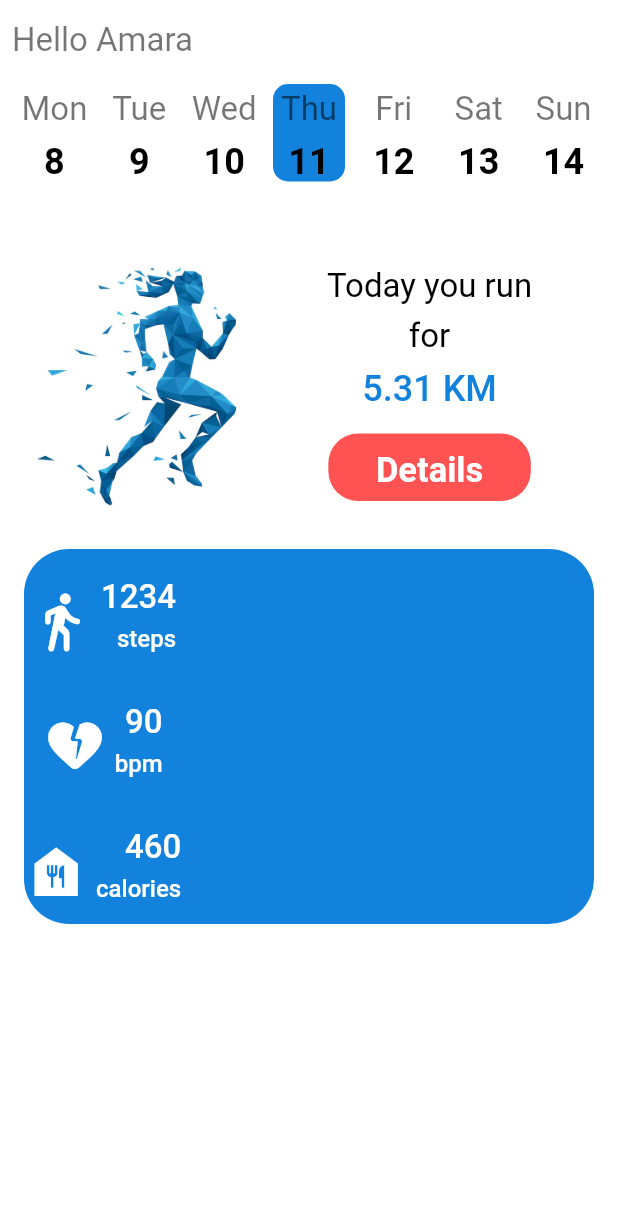
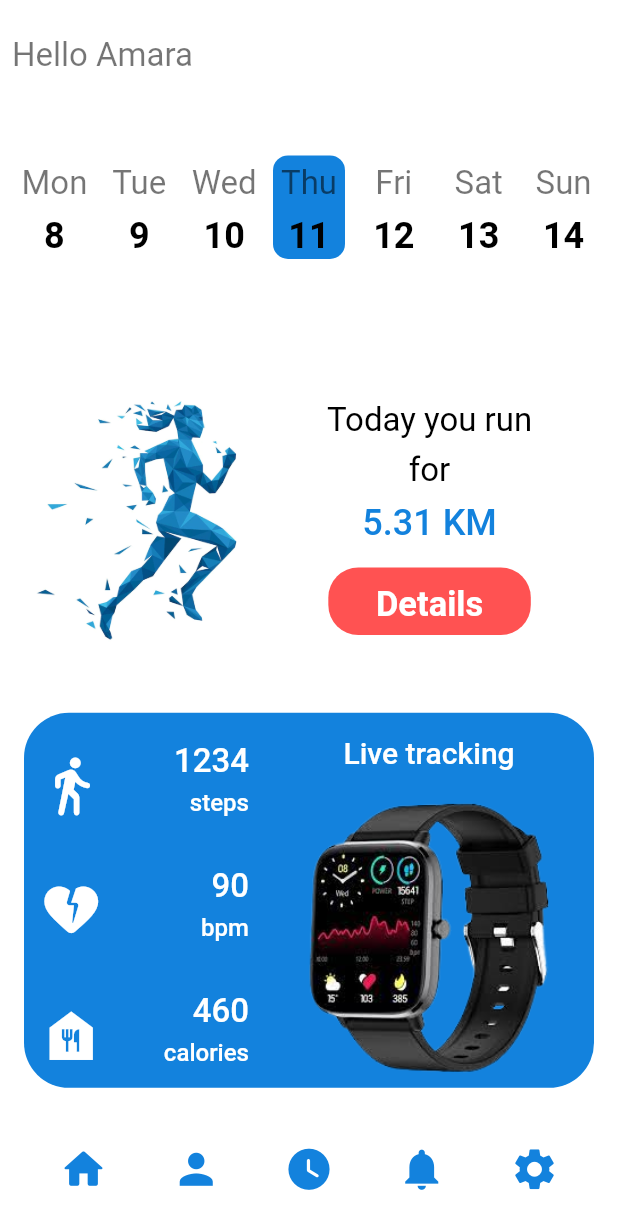
Before and after one commit to sadiksha1000/WorkoutTracker, a Flutter app: the HomeScreen screen opened directly, on a phone screen of 412 x 824 dp. Shown: the top 1229 px of the screen. Run offline on Flutter 3.47's test engine with Material 2 defaults, Android fonts, the phone set to English and light mode, and no system bars.

Commit message:
Home Screen designed

```diff
--- /dev/null
+++ b/lib/constants/navigation.dart
@@ -0,0 +1,3 @@
+const String loginRoute = '/login_screen';
+const String homeRoute = '/home_screen';
+const String overviewRoute = '/overview_screen';
--- a/lib/main.dart
+++ b/lib/main.dart
@@ -1,7 +1,9 @@
 import 'package:flutter/material.dart';
+import 'package:workout_tracker/constants/navigation.dart';
 import 'package:workout_tracker/constants/theme.dart';
 import 'package:workout_tracker/screens/home_screen.dart';
 import 'package:workout_tracker/screens/login_screen.dart';
+import 'package:workout_tracker/screens/overview_screen.dart';
 
 void main() {
   runApp(const MyApp());
@@ -14,9 +16,13 @@ class MyApp extends StatelessWidget {
   @override
   Widget build(BuildContext context) {
     return MaterialApp(
-      title: 'Flutter Demo',
-      theme: lightTheme(context),
-      home: const HomeScreen(),
-    );
+        title: 'Flutter Demo',
+        theme: lightTheme(context),
+        home: const LoginScreen(),
+        routes: {
+          loginRoute: (context) => const LoginScreen(),
+          homeRoute: (context) => const HomeScreen(),
+          overviewRoute: (context) => const OverviewScreen(),
+        });
   }
 }
--- a/lib/screens/home_screen.dart
+++ b/lib/screens/home_screen.dart
@@ -1,6 +1,7 @@
 import 'package:flutter/material.dart';
 import 'package:flutter/src/foundation/key.dart';
 import 'package:flutter/src/widgets/framework.dart';
+import 'package:workout_tracker/constants/navigation.dart';
 import 'package:workout_tracker/widgets/calendar.dart';
 import 'package:workout_tracker/widgets/rounded_button.dart';
 
@@ -16,6 +17,7 @@ class HomeScreen extends StatelessWidget {
         padding: const EdgeInsets.all(8.0),
         child: Column(
           crossAxisAlignment: CrossAxisAlignment.start,
+          mainAxisAlignment: MainAxisAlignment.spaceAround,
           children: [
             Text("Hello Amara",
                 style: Theme.of(context).textTheme.displayMedium!),
@@ -50,6 +52,7 @@ class HomeScreen extends StatelessWidget {
                       title: 'Details',
                       butColor: Colors.redAccent,
                       textColor: Colors.white,
+                      onTapFunc: () {},
                     )
                   ],
                 )
@@ -64,6 +67,7 @@ class HomeScreen extends StatelessWidget {
                     color: Color.fromARGB(255, 19, 130, 221),
                     borderRadius: BorderRadius.circular(30)),
                 child: Row(
+                  mainAxisAlignment: MainAxisAlignment.spaceAround,
                   children: [
                     Column(
                       mainAxisAlignment: MainAxisAlignment.spaceAround,
@@ -84,14 +88,89 @@ class HomeScreen extends StatelessWidget {
                           subValue: 'calories',
                         )
                       ],
-                    )
+                    ),
+                    Column(
+                        mainAxisAlignment: MainAxisAlignment.spaceAround,
+                        children: [
+                          Text('Live tracking',
+                              style: Theme.of(context)
+                                  .textTheme
+                                  .displaySmall!
+                                  .copyWith(
+                                    fontWeight: FontWeight.w500,
+                                    color: Colors.white,
+                                  )),
+                          Image.asset(
+                            'assets/watch.png',
+                            height: 180,
+                            width: 200,
+                          ),
+                        ])
                   ],
                 ),
+              ),
+            ),
+            Padding(
+              padding: const EdgeInsets.all(10),
+              child: Row(
+                mainAxisAlignment: MainAxisAlignment.spaceAround,
+                children: [
+                  NavBar(
+                    navIcon: Icons.home_rounded,
+                    tapFunc: () {},
+                  ),
+                  NavBar(
+                    navIcon: Icons.person,
+                    tapFunc: () {},
+                  ),
+                  NavBar(
+                    navIcon: Icons.watch_later_rounded,
+                    tapFunc: () {
+                      print("Can tap");
+                      Navigator.of(context).pushNamed(overviewRoute);
+                      print("tap tap");
+                    },
+                  ),
+                  NavBar(
+                    navIcon: Icons.notifications,
+                    tapFunc: () {},
+                  ),
+                  NavBar(
+                    navIcon: Icons.settings,
+                    tapFunc: () {},
+                  ),
+                ],
               ),
             )
           ],
         ),
       )),
+    );
+  }
+}
+
+class NavBar extends StatelessWidget {
+  final IconData navIcon;
+  final VoidCallback tapFunc;
+  const NavBar({
+    Key? key,
+    required this.navIcon,
+    required this.tapFunc,
+  }) : super(key: key);
+
+  @override
+  Widget build(BuildContext context) {
+    return InkWell(
+      onTap: () {
+        tapFunc;
+      },
+      child: Container(
+        child: Icon(
+          navIcon,
+          color: Color.fromARGB(255, 19, 130, 221),
+          size: 33,
+        ),
+      ),
     );
   }
 }
@@ -109,7 +188,9 @@ class StatsWidget extends StatelessWidget {
 
   @override
   Widget build(BuildContext context) {
-    return Row(
+    return Container(
+      width: 140,
+      child: Row(
         crossAxisAlignment: CrossAxisAlignment.end,
         mainAxisAlignment: MainAxisAlignment.spaceBetween,
         children: [
@@ -118,7 +199,6 @@ class StatsWidget extends StatelessWidget {
             size: 43,
             color: Colors.white,
           ),
-        SizedBox(width: 5),
           Column(
             crossAxisAlignment: CrossAxisAlignment.end,
             mainAxisAlignment: MainAxisAlignment.spaceBetween,
@@ -141,6 +221,7 @@ class StatsWidget extends StatelessWidget {
             ],
           ),
         ],
+      ),
     );
   }
 }
--- a/lib/screens/login_screen.dart
+++ b/lib/screens/login_screen.dart
@@ -1,6 +1,7 @@
 import 'package:flutter/material.dart';
 import 'package:flutter/src/foundation/key.dart';
 import 'package:flutter/src/widgets/framework.dart';
+import 'package:workout_tracker/constants/navigation.dart';
 import 'package:workout_tracker/widgets/rounded_button.dart';
 
 class LoginScreen extends StatelessWidget {
@@ -38,12 +39,16 @@ class LoginScreen extends StatelessWidget {
               title: 'Sign Up',
               butColor: Colors.white,
               textColor: Color.fromARGB(255, 19, 130, 221),
+              onTapFunc: () {},
             ),
             SizedBox(height: 15),
             RoundedButton(
               title: 'Login',
               butColor: Colors.white,
               textColor: Color.fromARGB(255, 19, 130, 221),
+              onTapFunc: () {
+                Navigator.of(context).pushNamed(homeRoute);
+              },
             ),
             SizedBox(height: 15),
             Text(
--- /dev/null
+++ b/lib/screens/overview_screen.dart
@@ -0,0 +1,14 @@
+import 'package:flutter/material.dart';
+import 'package:flutter/src/foundation/key.dart';
+import 'package:flutter/src/widgets/framework.dart';
+
+class OverviewScreen extends StatelessWidget {
+  const OverviewScreen({Key? key}) : super(key: key);
+
+  @override
+  Widget build(BuildContext context) {
+    return Scaffold(
+      body: Text('Overview Screen'),
+    );
+  }
+}
--- a/lib/widgets/calendar.dart
+++ b/lib/widgets/calendar.dart
@@ -44,7 +44,7 @@ class MiniCalendar extends StatelessWidget {
       alignment: AlignmentDirectional.center,
       children: [
         Container(
-          height: 65,
+          height: 69,
           width: 48,
           decoration: BoxDecoration(
             color: background,
--- a/lib/widgets/rounded_button.dart
+++ b/lib/widgets/rounded_button.dart
@@ -7,16 +7,21 @@ class RoundedButton extends StatelessWidget {
   final String title;
   final Color butColor;
   final Color textColor;
-  const RoundedButton({
+  final VoidCallback onTapFunc;
+
+  RoundedButton({
     Key? key,
     required this.title,
     required this.butColor,
     required this.textColor,
+    required this.onTapFunc,
   }) : super(key: key);
 
   @override
   Widget build(BuildContext context) {
-    return Container(
+    return GestureDetector(
+      onTap: onTapFunc,
+      child: Container(
         child: Center(
             child: Text(
           title,
@@ -32,6 +37,7 @@ class RoundedButton extends StatelessWidget {
           borderRadius: BorderRadius.circular(20),
           color: butColor,
         ),
+      ),
     );
   }
 }
--- a/pubspec.yaml
+++ b/pubspec.yaml
@@ -33,6 +33,7 @@ dependencies:
   # The following adds the Cupertino Icons font to your application.
   # Use with the CupertinoIcons class for iOS style icons.
   cupertino_icons: ^1.0.2
+  painter: ^2.0.0
 
 dev_dependencies:
   flutter_test:
@@ -59,6 +60,7 @@ flutter:
   assets:
     - assets/fire.png
     - assets/runner.webp
+    - assets/watch.png
 
   # An image asset can refer to one or more resolution-specific "variants", see
   # https://flutter.dev/assets-and-images/#resolution-aware
```
Also changed, not shown: assets/watch.png (added), pubspec.lock. Lines whose indentation alone changed are shown as unchanged.
